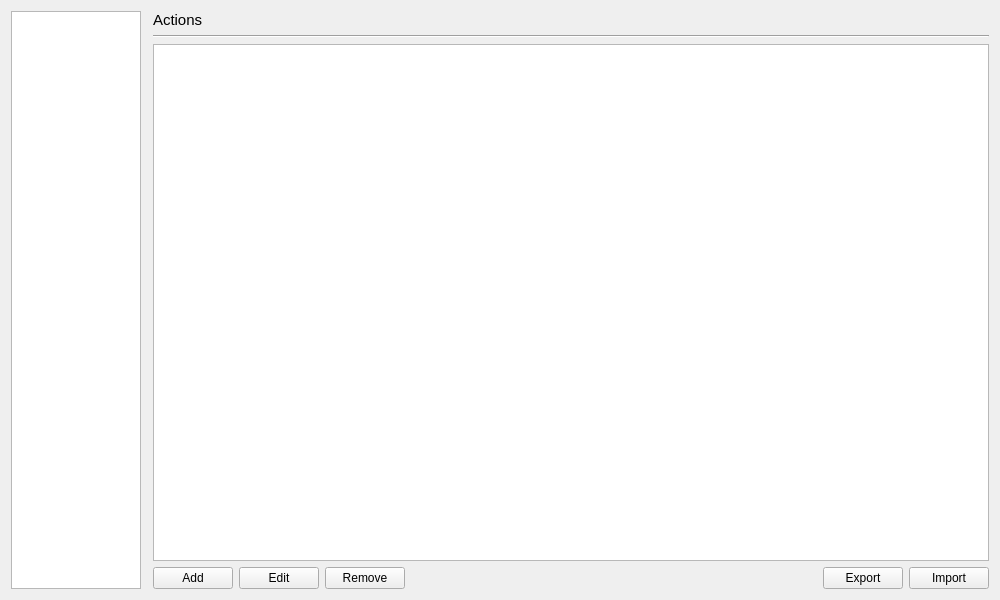
Old version of the form avr-cec-client/ui/windowmain.ui in the repository miniME89/avr-cec.
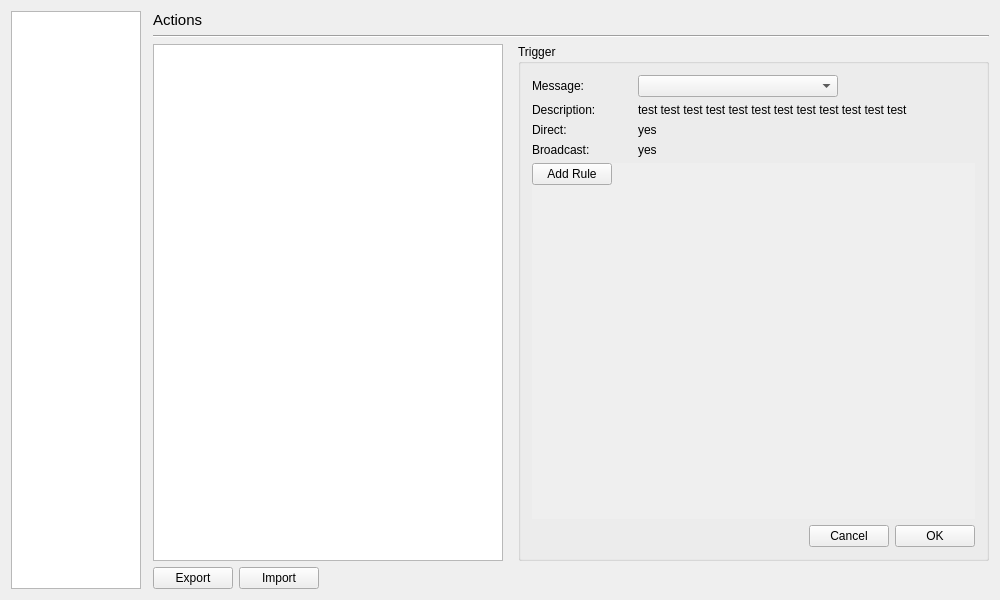
New version of the form.

What changed in the file:
```diff
--- a/avr-cec-client/ui/windowmain.ui
+++ b/avr-cec-client/ui/windowmain.ui
@@ -6,7 +6,7 @@
    <rect>
     <x>0</x>
     <y>0</y>
-    <width>1000</width>
+    <width>997</width>
     <height>600</height>
    </rect>
   </property>
@@ -44,7 +44,7 @@
      </widget>
     </item>
     <item>
-     <widget class="QStackedWidget" name="stackedContent">
+     <widget class="QStackedWidget" name="stackedMainContent">
       <property name="styleSheet">
        <string notr="true"/>
       </property>
@@ -221,81 +221,661 @@
          </widget>
         </item>
         <item>
-         <widget class="QTableView" name="tableActions">
-          <property name="editTriggers">
-           <set>QAbstractItemView::NoEditTriggers</set>
-          </property>
-          <property name="selectionBehavior">
-           <enum>QAbstractItemView::SelectRows</enum>
-          </property>
-          <property name="showGrid">
-           <bool>false</bool>
-          </property>
-          <attribute name="horizontalHeaderVisible">
-           <bool>true</bool>
-          </attribute>
-          <attribute name="horizontalHeaderCascadingSectionResizes">
-           <bool>false</bool>
-          </attribute>
-          <attribute name="horizontalHeaderHighlightSections">
-           <bool>false</bool>
-          </attribute>
-          <attribute name="horizontalHeaderMinimumSectionSize">
-           <number>30</number>
-          </attribute>
-          <attribute name="horizontalHeaderStretchLastSection">
-           <bool>true</bool>
-          </attribute>
-          <attribute name="verticalHeaderVisible">
-           <bool>false</bool>
-          </attribute>
-          <attribute name="verticalHeaderDefaultSectionSize">
-           <number>22</number>
-          </attribute>
-         </widget>
+         <layout class="QHBoxLayout" name="horizontalLayout">
+          <item>
+           <widget class="QTreeView" name="treeActions">
+            <property name="sizePolicy">
+             <sizepolicy hsizetype="Expanding" vsizetype="Expanding">
+              <horstretch>0</horstretch>
+              <verstretch>0</verstretch>
+             </sizepolicy>
+            </property>
+            <property name="minimumSize">
+             <size>
+              <width>350</width>
+              <height>0</height>
+             </size>
+            </property>
+            <property name="maximumSize">
+             <size>
+              <width>16777215</width>
+              <height>16777215</height>
+             </size>
+            </property>
+            <attribute name="headerVisible">
+             <bool>false</bool>
+            </attribute>
+            <attribute name="headerDefaultSectionSize">
+             <number>200</number>
+            </attribute>
+           </widget>
+          </item>
+          <item>
+           <widget class="QStackedWidget" name="stackedActionsContent">
+            <property name="sizePolicy">
+             <sizepolicy hsizetype="Fixed" vsizetype="Expanding">
+              <horstretch>0</horstretch>
+              <verstretch>0</verstretch>
+             </sizepolicy>
+            </property>
+            <property name="minimumSize">
+             <size>
+              <width>480</width>
+              <height>0</height>
+             </size>
+            </property>
+            <property name="maximumSize">
+             <size>
+              <width>480</width>
+              <height>16777215</height>
+             </size>
+            </property>
+            <property name="frameShape">
+             <enum>QFrame::NoFrame</enum>
+            </property>
+            <property name="currentIndex">
+             <number>0</number>
+            </property>
+            <widget class="QWidget" name="pageTrigger">
+             <property name="sizePolicy">
+              <sizepolicy hsizetype="Expanding" vsizetype="Expanding">
+               <horstretch>0</horstretch>
+               <verstretch>0</verstretch>
+              </sizepolicy>
+             </property>
+             <layout class="QVBoxLayout" name="verticalLayout_7">
+              <property name="spacing">
+               <number>0</number>
+              </property>
+              <property name="leftMargin">
+               <number>9</number>
+              </property>
+              <property name="topMargin">
+               <number>0</number>
+              </property>
+              <property name="rightMargin">
+               <number>0</number>
+              </property>
+              <property name="bottomMargin">
+               <number>0</number>
+              </property>
+              <item>
+               <widget class="QGroupBox" name="groupBox">
+                <property name="sizePolicy">
+                 <sizepolicy hsizetype="Expanding" vsizetype="Expanding">
+                  <horstretch>0</horstretch>
+                  <verstretch>0</verstretch>
+                 </sizepolicy>
+                </property>
+                <property name="styleSheet">
+                 <string notr="true"/>
+                </property>
+                <property name="title">
+                 <string>Trigger</string>
+                </property>
+                <layout class="QGridLayout" name="gridLayout">
+                 <item row="3" column="0">
+                  <widget class="QLabel" name="label_11">
+                   <property name="sizePolicy">
+                    <sizepolicy hsizetype="Fixed" vsizetype="Preferred">
+                     <horstretch>0</horstretch>
+                     <verstretch>0</verstretch>
+                    </sizepolicy>
+                   </property>
+                   <property name="minimumSize">
+                    <size>
+                     <width>100</width>
+                     <height>0</height>
+                    </size>
+                   </property>
+                   <property name="text">
+                    <string>Broadcast:</string>
+                   </property>
+                   <property name="scaledContents">
+                    <bool>false</bool>
+                   </property>
+                   <property name="alignment">
+                    <set>Qt::AlignLeading|Qt::AlignLeft|Qt::AlignVCenter</set>
+                   </property>
+                   <property name="wordWrap">
+                    <bool>false</bool>
+                   </property>
+                  </widget>
+                 </item>
+                 <item row="2" column="1">
+                  <widget class="QLabel" name="labelDirect">
+                   <property name="sizePolicy">
+                    <sizepolicy hsizetype="Fixed" vsizetype="Preferred">
+                     <horstretch>0</horstretch>
+                     <verstretch>0</verstretch>
+                    </sizepolicy>
+                   </property>
+                   <property name="minimumSize">
+                    <size>
+                     <width>100</width>
+                     <height>0</height>
+                    </size>
+                   </property>
+                   <property name="text">
+                    <string>yes</string>
+                   </property>
+                   <property name="scaledContents">
+                    <bool>false</bool>
+                   </property>
+                   <property name="alignment">
+                    <set>Qt::AlignLeading|Qt::AlignLeft|Qt::AlignVCenter</set>
+                   </property>
+                   <property name="wordWrap">
+                    <bool>false</bool>
+                   </property>
+                  </widget>
+                 </item>
+                 <item row="5" column="0" colspan="6">
+                  <widget class="QScrollArea" name="containerTriggerRules">
+                   <property name="frameShape">
+                    <enum>QFrame::NoFrame</enum>
+                   </property>
+                   <property name="widgetResizable">
+                    <bool>true</bool>
+                   </property>
+                   <widget class="QWidget" name="containerTriggerRulesContents">
+                    <property name="geometry">
+                     <rect>
+                      <x>0</x>
+                      <y>0</y>
+                      <width>451</width>
+                      <height>369</height>
+                     </rect>
+                    </property>
+                    <layout class="QVBoxLayout" name="containerTriggerRulesLayout">
+                     <property name="leftMargin">
+                      <number>0</number>
+                     </property>
+                     <property name="topMargin">
+                      <number>0</number>
+                     </property>
+                     <property name="rightMargin">
+                      <number>0</number>
+                     </property>
+                     <property name="bottomMargin">
+                      <number>5</number>
+                     </property>
+                     <item>
+                      <widget class="QPushButton" name="buttonAddTriggerRule">
+                       <property name="sizePolicy">
+                        <sizepolicy hsizetype="Fixed" vsizetype="Fixed">
+                         <horstretch>0</horstretch>
+                         <verstretch>0</verstretch>
+                        </sizepolicy>
+                       </property>
+                       <property name="text">
+                        <string>Add Rule</string>
+                       </property>
+                      </widget>
+                     </item>
+                     <item>
+                      <spacer name="verticalSpacer_4">
+                       <property name="orientation">
+                        <enum>Qt::Vertical</enum>
+                       </property>
+                       <property name="sizeHint" stdset="0">
+                        <size>
+                         <width>20</width>
+                         <height>40</height>
+                        </size>
+                       </property>
+                      </spacer>
+                     </item>
+                    </layout>
+                   </widget>
+                  </widget>
+                 </item>
+                 <item row="1" column="0">
+                  <widget class="QLabel" name="label_13">
+                   <property name="sizePolicy">
+                    <sizepolicy hsizetype="Fixed" vsizetype="Preferred">
+                     <horstretch>0</horstretch>
+                     <verstretch>0</verstretch>
+                    </sizepolicy>
+                   </property>
+                   <property name="minimumSize">
+                    <size>
+                     <width>100</width>
+                     <height>0</height>
+                    </size>
+                   </property>
+                   <property name="text">
+                    <string>Description:</string>
+                   </property>
+                   <property name="scaledContents">
+                    <bool>false</bool>
+                   </property>
+                   <property name="alignment">
+                    <set>Qt::AlignLeading|Qt::AlignLeft|Qt::AlignVCenter</set>
+                   </property>
+                   <property name="wordWrap">
+                    <bool>false</bool>
+                   </property>
+                  </widget>
+                 </item>
+                 <item row="0" column="1" colspan="5">
+                  <widget class="QComboBox" name="comboTriggerMessage">
+                   <property name="sizePolicy">
+                    <sizepolicy hsizetype="Fixed" vsizetype="Fixed">
+                     <horstretch>0</horstretch>
+                     <verstretch>0</verstretch>
+                    </sizepolicy>
+                   </property>
+                   <property name="minimumSize">
+                    <size>
+                     <width>200</width>
+                     <height>0</height>
+                    </size>
+                   </property>
+                   <property name="editable">
+                    <bool>false</bool>
+                   </property>
+                  </widget>
+                 </item>
+                 <item row="3" column="1">
+                  <widget class="QLabel" name="labelBroadcast">
+                   <property name="sizePolicy">
+                    <sizepolicy hsizetype="Fixed" vsizetype="Preferred">
+                     <horstretch>0</horstretch>
+                     <verstretch>0</verstretch>
+                    </sizepolicy>
+                   </property>
+                   <property name="minimumSize">
+                    <size>
+                     <width>100</width>
+                     <height>0</height>
+                    </size>
+                   </property>
+                   <property name="text">
+                    <string>yes</string>
+                   </property>
+                   <property name="scaledContents">
+                    <bool>false</bool>
+                   </property>
+                   <property name="alignment">
+                    <set>Qt::AlignLeading|Qt::AlignLeft|Qt::AlignVCenter</set>
+                   </property>
+                   <property name="wordWrap">
+                    <bool>false</bool>
+                   </property>
+                  </widget>
+                 </item>
+                 <item row="2" column="0">
+                  <widget class="QLabel" name="label_8">
+                   <property name="sizePolicy">
+                    <sizepolicy hsizetype="Fixed" vsizetype="Preferred">
+                     <horstretch>0</horstretch>
+                     <verstretch>0</verstretch>
+                    </sizepolicy>
+                   </property>
+                   <property name="minimumSize">
+                    <size>
+                     <width>100</width>
+                     <height>0</height>
+                    </size>
+                   </property>
+                   <property name="text">
+                    <string>Direct:</string>
+                   </property>
+                   <property name="scaledContents">
+                    <bool>false</bool>
+                   </property>
+                   <property name="alignment">
+                    <set>Qt::AlignLeading|Qt::AlignLeft|Qt::AlignVCenter</set>
+                   </property>
+                   <property name="wordWrap">
+                    <bool>false</bool>
+                   </property>
+                  </widget>
+                 </item>
+                 <item row="1" column="1">
+                  <widget class="QLabel" name="labelDescription">
+                   <property name="sizePolicy">
+                    <sizepolicy hsizetype="Fixed" vsizetype="Preferred">
+                     <horstretch>0</horstretch>
+                     <verstretch>0</verstretch>
+                    </sizepolicy>
+                   </property>
+                   <property name="minimumSize">
+                    <size>
+                     <width>100</width>
+                     <height>0</height>
+                    </size>
+                   </property>
+                   <property name="text">
+                    <string>test test test test test test test test test test test test </string>
+                   </property>
+                   <property name="scaledContents">
+                    <bool>false</bool>
+                   </property>
+                   <property name="alignment">
+                    <set>Qt::AlignLeading|Qt::AlignLeft|Qt::AlignVCenter</set>
+                   </property>
+                   <property name="wordWrap">
+                    <bool>false</bool>
+                   </property>
+                  </widget>
+                 </item>
+                 <item row="0" column="0">
+                  <widget class="QLabel" name="label_6">
+                   <property name="sizePolicy">
+                    <sizepolicy hsizetype="Fixed" vsizetype="Preferred">
+                     <horstretch>0</horstretch>
+                     <verstretch>0</verstretch>
+                    </sizepolicy>
+                   </property>
+                   <property name="minimumSize">
+                    <size>
+                     <width>100</width>
+                     <height>0</height>
+                    </size>
+                   </property>
+                   <property name="text">
+                    <string>Message:</string>
+                   </property>
+                   <property name="scaledContents">
+                    <bool>false</bool>
+                   </property>
+                   <property name="alignment">
+                    <set>Qt::AlignLeading|Qt::AlignLeft|Qt::AlignVCenter</set>
+                   </property>
+                   <property name="wordWrap">
+                    <bool>false</bool>
+                   </property>
+                  </widget>
+                 </item>
+                 <item row="6" column="0" colspan="6">
+                  <layout class="QHBoxLayout" name="horizontalLayout_7">
+                   <item>
+                    <spacer name="horizontalSpacer_4">
+                     <property name="orientation">
+                      <enum>Qt::Horizontal</enum>
+                     </property>
+                     <property name="sizeHint" stdset="0">
+                      <size>
+                       <width>40</width>
+                       <height>20</height>
+                      </size>
+                     </property>
+                    </spacer>
+                   </item>
+                   <item>
+                    <widget class="QPushButton" name="buttonTriggerCancel">
+                     <property name="text">
+                      <string>Cancel</string>
+                     </property>
+                    </widget>
+                   </item>
+                   <item>
+                    <widget class="QPushButton" name="buttonTriggerOk">
+                     <property name="sizePolicy">
+                      <sizepolicy hsizetype="Fixed" vsizetype="Fixed">
+                       <horstretch>0</horstretch>
+                       <verstretch>0</verstretch>
+                      </sizepolicy>
+                     </property>
+                     <property name="text">
+                      <string>OK</string>
+                     </property>
+                    </widget>
+                   </item>
+                  </layout>
+                 </item>
+                </layout>
+               </widget>
+              </item>
+             </layout>
+            </widget>
+            <widget class="QWidget" name="pageAction">
+             <property name="sizePolicy">
+              <sizepolicy hsizetype="Expanding" vsizetype="Expanding">
+               <horstretch>0</horstretch>
+               <verstretch>0</verstretch>
+              </sizepolicy>
+             </property>
+             <layout class="QVBoxLayout" name="verticalLayout_6">
+              <property name="spacing">
+               <number>0</number>
+              </property>
+              <property name="topMargin">
+               <number>0</number>
+              </property>
+              <property name="rightMargin">
+               <number>0</number>
+              </property>
+              <property name="bottomMargin">
+               <number>0</number>
+              </property>
+              <item>
+               <widget class="QGroupBox" name="groupBox_2">
+                <property name="sizePolicy">
+                 <sizepolicy hsizetype="Expanding" vsizetype="Expanding">
+                  <horstretch>0</horstretch>
+                  <verstretch>0</verstretch>
+                 </sizepolicy>
+                </property>
+                <property name="title">
+                 <string>Action</string>
+                </property>
+                <layout class="QGridLayout" name="gridLayout_2">
+                 <item row="0" column="0">
+                  <widget class="QLabel" name="label_7">
+                   <property name="sizePolicy">
+                    <sizepolicy hsizetype="Fixed" vsizetype="Preferred">
+                     <horstretch>0</horstretch>
+                     <verstretch>0</verstretch>
+                    </sizepolicy>
+                   </property>
+                   <property name="minimumSize">
+                    <size>
+                     <width>100</width>
+                     <height>0</height>
+                    </size>
+                   </property>
+                   <property name="text">
+                    <string>Action:</string>
+                   </property>
+                   <property name="scaledContents">
+                    <bool>false</bool>
+                   </property>
+                   <property name="alignment">
+                    <set>Qt::AlignLeading|Qt::AlignLeft|Qt::AlignVCenter</set>
+                   </property>
+                   <property name="wordWrap">
+                    <bool>false</bool>
+                   </property>
+                  </widget>
+                 </item>
+                 <item row="0" column="1">
+                  <widget class="QComboBox" name="comboAction">
+                   <property name="sizePolicy">
+                    <sizepolicy hsizetype="Fixed" vsizetype="Fixed">
+                     <horstretch>0</horstretch>
+                     <verstretch>0</verstretch>
+                    </sizepolicy>
+                   </property>
+                   <property name="minimumSize">
+                    <size>
+                     <width>200</width>
+                     <height>0</height>
+                    </size>
+                   </property>
+                   <property name="editable">
+                    <bool>false</bool>
+                   </property>
+                   <item>
+                    <property name="text">
+                     <string>Input</string>
+                    </property>
+                   </item>
+                   <item>
+                    <property name="text">
+                     <string>Program</string>
+                    </property>
+                   </item>
+                   <item>
+                    <property name="text">
+                     <string>Script</string>
+                    </property>
+                   </item>
+                  </widget>
+                 </item>
+                 <item row="1" column="0" colspan="3">
+                  <widget class="QStackedWidget" name="stackedAction">
+                   <property name="sizePolicy">
+                    <sizepolicy hsizetype="Expanding" vsizetype="Expanding">
+                     <horstretch>0</horstretch>
+                     <verstretch>0</verstretch>
+                    </sizepolicy>
+                   </property>
+                   <property name="frameShape">
+                    <enum>QFrame::NoFrame</enum>
+                   </property>
+                   <property name="currentIndex">
+                    <number>0</number>
+                   </property>
+                   <widget class="QWidget" name="page">
+                    <layout class="QGridLayout" name="gridLayout_3">
+                     <property name="leftMargin">
+                      <number>0</number>
+                     </property>
+                     <property name="topMargin">
+                      <number>0</number>
+                     </property>
+                     <property name="rightMargin">
+                      <number>0</number>
+                     </property>
+                     <property name="bottomMargin">
+                      <number>0</number>
+                     </property>
+                     <item row="1" column="3">
+                      <spacer name="horizontalSpacer_5">
+                       <property name="orientation">
+                        <enum>Qt::Horizontal</enum>
+                       </property>
+                       <property name="sizeHint" stdset="0">
+                        <size>
+                         <width>40</width>
+                         <height>20</height>
+                        </size>
+                       </property>
+                      </spacer>
+                     </item>
+                     <item row="1" column="2">
+                      <spacer name="verticalSpacer_5">
+                       <property name="orientation">
+                        <enum>Qt::Vertical</enum>
+                       </property>
+                       <property name="sizeHint" stdset="0">
+                        <size>
+                         <width>20</width>
+                         <height>40</height>
+                        </size>
+                       </property>
+                      </spacer>
+                     </item>
+                     <item row="0" column="0" colspan="2">
+                      <widget class="QLabel" name="label_14">
+                       <property name="minimumSize">
+                        <size>
+                         <width>100</width>
+                         <height>0</height>
+                        </size>
+                       </property>
+                       <property name="text">
+                        <string>Input:</string>
+                       </property>
+                      </widget>
+                     </item>
+                     <item row="0" column="2">
+                      <widget class="QLineEdit" name="lineEdit">
+                       <property name="sizePolicy">
+                        <sizepolicy hsizetype="Fixed" vsizetype="Fixed">
+                         <horstretch>0</horstretch>
+                         <verstretch>0</verstretch>
+                        </sizepolicy>
+                       </property>
+                       <property name="minimumSize">
+                        <size>
+                         <width>80</width>
+                         <height>0</height>
+                        </size>
+                       </property>
+                       <property name="maximumSize">
+                        <size>
+                         <width>80</width>
+                         <height>16777215</height>
+                        </size>
+                       </property>
+                      </widget>
+                     </item>
+                    </layout>
+                   </widget>
+                   <widget class="QWidget" name="page_2">
+                    <layout class="QFormLayout" name="formLayout">
+                     <property name="fieldGrowthPolicy">
+                      <enum>QFormLayout::AllNonFixedFieldsGrow</enum>
+                     </property>
+                    </layout>
+                   </widget>
+                  </widget>
+                 </item>
+                 <item row="2" column="0" colspan="3">
+                  <layout class="QHBoxLayout" name="horizontalLayout_2">
+                   <item>
+                    <spacer name="horizontalSpacer_3">
+                     <property name="orientation">
+                      <enum>Qt::Horizontal</enum>
+                     </property>
+                     <property name="sizeHint" stdset="0">
+                      <size>
+                       <width>40</width>
+                       <height>20</height>
+                      </size>
+                     </property>
+                    </spacer>
+                   </item>
+                   <item>
+                    <widget class="QPushButton" name="buttonActionCancel">
+                     <property name="text">
+                      <string>Cancel</string>
+                     </property>
+                    </widget>
+                   </item>
+                   <item>
+                    <widget class="QPushButton" name="buttonActionOk">
+                     <property name="sizePolicy">
+                      <sizepolicy hsizetype="Fixed" vsizetype="Fixed">
+                       <horstretch>0</horstretch>
+                       <verstretch>0</verstretch>
+                      </sizepolicy>
+                     </property>
+                     <property name="text">
+                      <string>OK</string>
+                     </property>
+                    </widget>
+                   </item>
+                  </layout>
+                 </item>
+                </layout>
+               </widget>
+              </item>
+             </layout>
+            </widget>
+           </widget>
+          </item>
+         </layout>
         </item>
         <item>
          <layout class="QHBoxLayout" name="horizontalLayout_3">
-          <item>
-           <widget class="QPushButton" name="buttonAdd">
-            <property name="text">
-             <string>Add</string>
-            </property>
-           </widget>
-          </item>
-          <item>
-           <widget class="QPushButton" name="buttonEdit">
-            <property name="text">
-             <string>Edit</string>
-            </property>
-           </widget>
-          </item>
-          <item>
-           <widget class="QPushButton" name="buttonRemove">
-            <property name="sizePolicy">
-             <sizepolicy hsizetype="Fixed" vsizetype="Fixed">
-              <horstretch>0</horstretch>
-              <verstretch>0</verstretch>
-             </sizepolicy>
-            </property>
-            <property name="text">
-             <string>Remove</string>
-            </property>
-           </widget>
-          </item>
-          <item>
-           <spacer name="horizontalSpacer">
-            <property name="orientation">
-             <enum>Qt::Horizontal</enum>
-            </property>
-            <property name="sizeHint" stdset="0">
-             <size>
-              <width>40</width>
-              <height>20</height>
-             </size>
-            </property>
-           </spacer>
-          </item>
+          <property name="sizeConstraint">
+           <enum>QLayout::SetDefaultConstraint</enum>
+          </property>
           <item>
            <widget class="QPushButton" name="buttonExport">
             <property name="text">
@@ -310,6 +890,19 @@
             </property>
            </widget>
           </item>
+          <item>
+           <spacer name="horizontalSpacer">
+            <property name="orientation">
+             <enum>Qt::Horizontal</enum>
+            </property>
+            <property name="sizeHint" stdset="0">
+             <size>
+              <width>40</width>
+              <height>20</height>
+             </size>
+            </property>
+           </spacer>
+          </item>
          </layout>
         </item>
        </layout>
```
